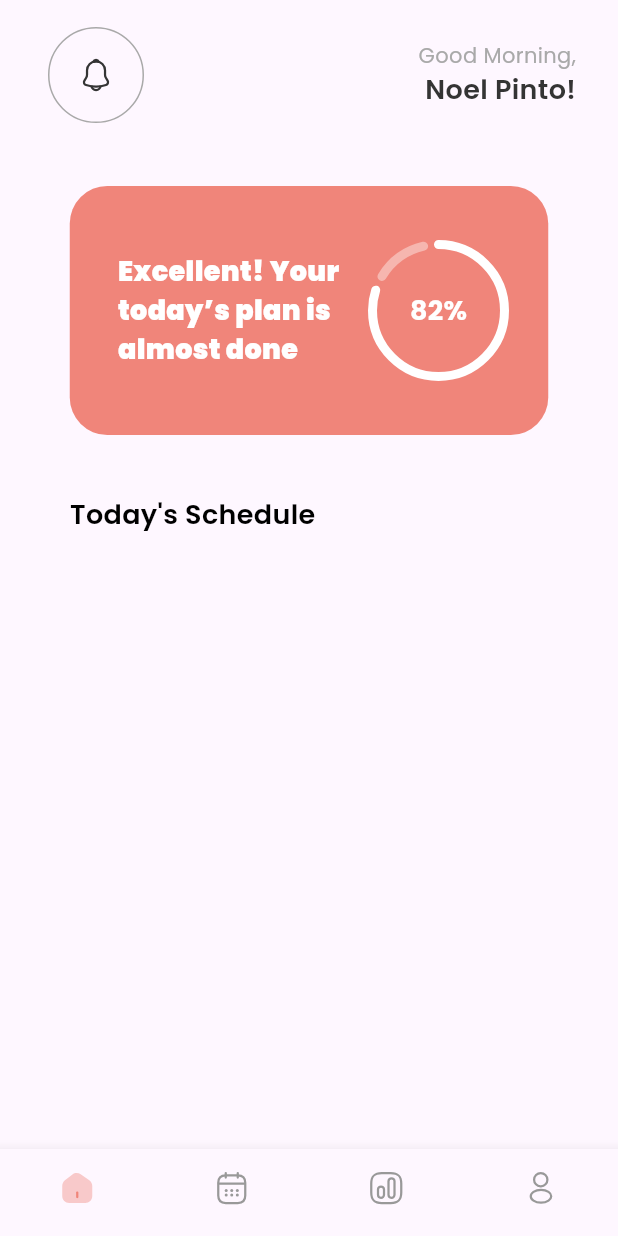
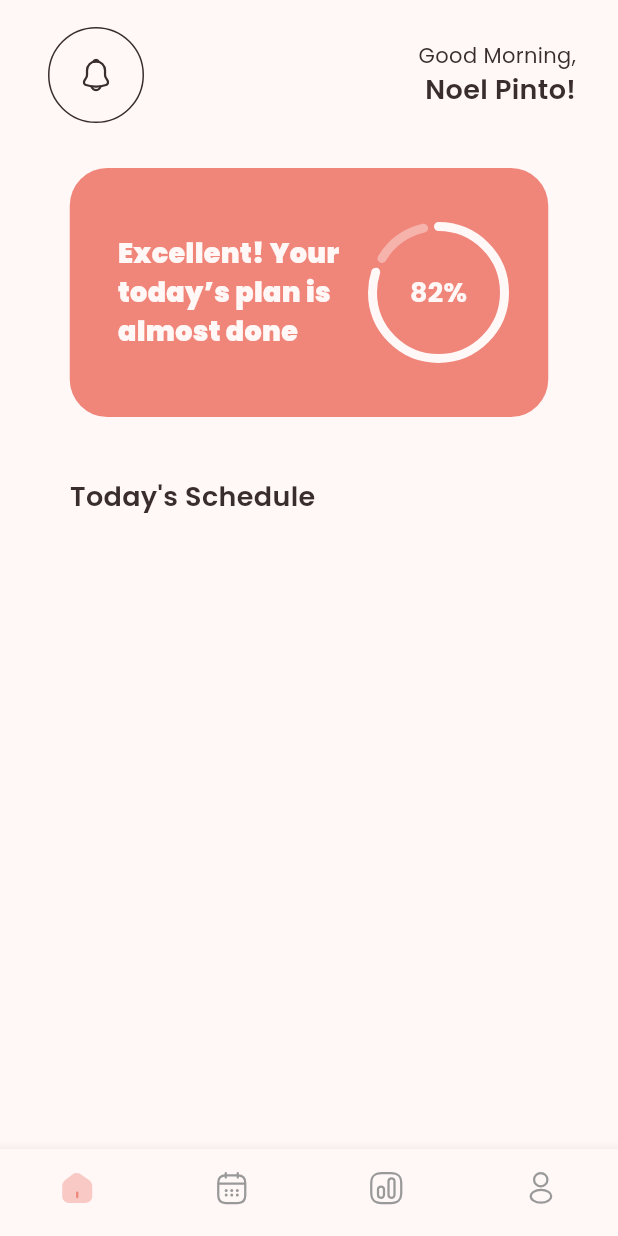
Before and after one commit to curiouslumber/Planora, a Flutter app: the screen it shows after launch, on a phone screen of 412 x 824 dp. Run offline on Flutter 3.47's test engine with Material 3 defaults, Android fonts, the phone set to English and light mode, and no system bars; our stand-ins replace flutter_svg, get, google_fonts.

Commit message:
setup themeing

```diff
--- a/lib/main.dart
+++ b/lib/main.dart
@@ -1,17 +1,38 @@
 import 'package:easy_scheduler/views/home.dart';
 import 'package:flutter/material.dart';
 import 'package:get/get.dart';
+import 'package:google_fonts/google_fonts.dart';
 
 void main() {
-  runApp(const MyApp());
+  runApp(MyApp());
 }
 
 class MyApp extends StatelessWidget {
-  const MyApp({super.key});
+  MyApp({super.key});
+
+  final lightColorScheme = ColorScheme.fromSeed(
+    seedColor: Color(0xffF0857A),
+    brightness: Brightness.light,
+  );
+
+  final darkColorScheme = ColorScheme.fromSeed(
+    seedColor: Color(0xffF0857A),
+    brightness: Brightness.dark,
+  );
 
   @override
   Widget build(BuildContext context) {
     return GetMaterialApp(
+      theme: ThemeData(
+        useMaterial3: true,
+        colorScheme: lightColorScheme,
+        textTheme: GoogleFonts.poppinsTextTheme(),
+      ),
+      darkTheme: ThemeData(
+        useMaterial3: true,
+        colorScheme: darkColorScheme,
+        textTheme: GoogleFonts.poppinsTextTheme(),
+      ),
       title: 'Easy Scheduler',
       debugShowCheckedModeBanner: false,
       home: Home(),
--- a/lib/views/home.dart
+++ b/lib/views/home.dart
@@ -30,10 +30,18 @@ class _HomeState extends State<Home> {
                 height: 64,
                 decoration: BoxDecoration(
                   shape: BoxShape.circle,
-                  border: Border.all(color: Color(0xffA9A9A9)),
+                  border: Border.all(
+                    color: context.theme.colorScheme.inverseSurface,
+                  ),
                 ),
               ),
-              SvgPicture.asset('assets/icons/notification.svg'),
+              SvgPicture.asset(
+                'assets/icons/notification.svg',
+                colorFilter: ColorFilter.mode(
+                  context.theme.colorScheme.inverseSurface,
+                  BlendMode.srcIn,
+                ),
+              ),
             ],
           ),
         ),
@@ -46,7 +54,7 @@ class _HomeState extends State<Home> {
                 'Good Morning,',
                 style: TextStyle(
                   fontFamily: GoogleFonts.poppins().fontFamily,
-                  color: Color(0xffA9A9A9),
+                  color: context.theme.colorScheme.inverseSurface,
                   fontSize: 14,
                 ),
               ),
@@ -55,17 +63,17 @@ class _HomeState extends State<Home> {
                 style: TextStyle(
                   fontFamily: GoogleFonts.poppins().fontFamily,
                   fontWeight: FontWeight.w600,
-                  color: Color(0xff343434),
+                  color: context.theme.colorScheme.inverseSurface,
                   fontSize: 18,
                 ),
               ),
             ],
           ),
         ],
-        backgroundColor: context.theme.scaffoldBackgroundColor,
+        backgroundColor: context.theme.colorScheme.surface,
       ),
       body: Padding(
-        padding: const EdgeInsets.symmetric(vertical: 24),
+        padding: const EdgeInsets.symmetric(vertical: 12),
         child: Center(
           child: Column(
             crossAxisAlignment: CrossAxisAlignment.start,
@@ -89,7 +97,7 @@ class _HomeState extends State<Home> {
                         'Excellent! Your today’s plan is almost done',
                         style: TextStyle(
                           fontFamily: GoogleFonts.poppins().fontFamily,
-                          color: Colors.white,
+                          color: context.theme.colorScheme.surface,
                           fontSize: 18,
                           fontWeight: FontWeight.w900,
                         ),
@@ -108,14 +116,15 @@ class _HomeState extends State<Home> {
                               strokeWidth: 6,
                               strokeAlign: 8,
                               value: 0.8,
-                              color: Colors.white,
-                              backgroundColor: Colors.white.withOpacity(0.4),
+                              color: context.theme.colorScheme.surface,
+                              backgroundColor: context.theme.colorScheme.surface
+                                  .withOpacity(0.4),
                             ),
                             Text(
                               '82%',
                               style: TextStyle(
                                 fontFamily: GoogleFonts.poppins().fontFamily,
-                                color: Colors.white,
+                                color: context.theme.cardColor,
                                 fontSize: 18,
                                 fontWeight: FontWeight.bold,
                               ),
@@ -133,7 +142,7 @@ class _HomeState extends State<Home> {
                     'Today\'s Schedule',
                     style: TextStyle(
                       fontFamily: GoogleFonts.poppins().fontFamily,
-                      color: Colors.black,
+                      color: context.theme.colorScheme.inverseSurface,
                       fontSize: 18,
                       fontWeight: FontWeight.w600,
                     ),
```
Also changed, not shown: 3 other files.
